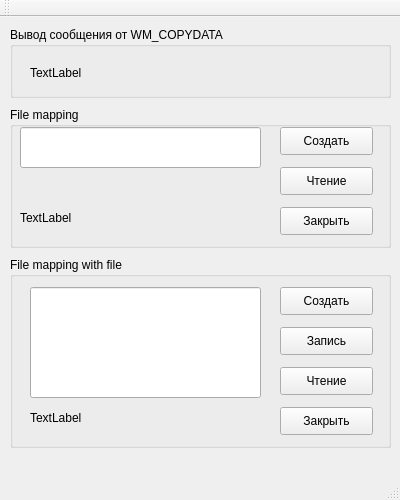
Qt form mainwindow.ui (Deep-North/study) before a commit.
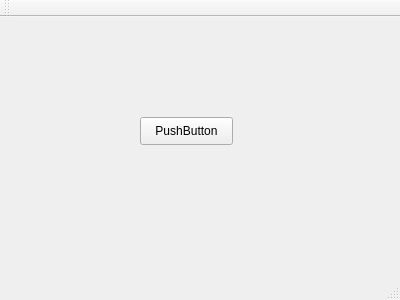
The same form after that commit.

Patch:
```diff
--- a/mainwindow.ui
+++ b/mainwindow.ui
@@ -7,204 +7,25 @@
     <x>0</x>
     <y>0</y>
     <width>400</width>
-    <height>500</height>
+    <height>300</height>
    </rect>
   </property>
   <property name="windowTitle">
    <string>Child window for message</string>
   </property>
   <widget class="QWidget" name="centralWidget">
-   <widget class="QGroupBox" name="groupBox">
+   <widget class="QPushButton" name="pushButton">
     <property name="geometry">
      <rect>
-      <x>10</x>
-      <y>10</y>
-      <width>381</width>
-      <height>71</height>
+      <x>140</x>
+      <y>100</y>
+      <width>93</width>
+      <height>28</height>
      </rect>
     </property>
-    <property name="title">
-     <string>Вывод сообщения от WM_COPYDATA</string>
+    <property name="text">
+     <string>PushButton</string>
     </property>
-    <widget class="QLabel" name="label">
-     <property name="geometry">
-      <rect>
-       <x>20</x>
-       <y>30</y>
-       <width>351</width>
-       <height>31</height>
-      </rect>
-     </property>
-     <property name="text">
-      <string>TextLabel</string>
-     </property>
-    </widget>
-   </widget>
-   <widget class="QGroupBox" name="groupBox_2">
-    <property name="geometry">
-     <rect>
-      <x>10</x>
-      <y>90</y>
-      <width>381</width>
-      <height>141</height>
-     </rect>
-    </property>
-    <property name="title">
-     <string>File mapping</string>
-    </property>
-    <widget class="QLineEdit" name="lineEdit_file_mapping">
-     <property name="geometry">
-      <rect>
-       <x>10</x>
-       <y>20</y>
-       <width>241</width>
-       <height>41</height>
-      </rect>
-     </property>
-    </widget>
-    <widget class="QPushButton" name="pushButton_create_file_mapping">
-     <property name="geometry">
-      <rect>
-       <x>270</x>
-       <y>20</y>
-       <width>93</width>
-       <height>28</height>
-      </rect>
-     </property>
-     <property name="text">
-      <string>Создать</string>
-     </property>
-    </widget>
-    <widget class="QPushButton" name="pushButton_read_file_mapping">
-     <property name="geometry">
-      <rect>
-       <x>270</x>
-       <y>60</y>
-       <width>93</width>
-       <height>28</height>
-      </rect>
-     </property>
-     <property name="text">
-      <string>Чтение</string>
-     </property>
-    </widget>
-    <widget class="QPushButton" name="pushButton_close_file_mapping">
-     <property name="geometry">
-      <rect>
-       <x>270</x>
-       <y>100</y>
-       <width>93</width>
-       <height>28</height>
-      </rect>
-     </property>
-     <property name="text">
-      <string>Закрыть</string>
-     </property>
-    </widget>
-    <widget class="QLabel" name="label_file_mapping">
-     <property name="geometry">
-      <rect>
-       <x>10</x>
-       <y>100</y>
-       <width>241</width>
-       <height>21</height>
-      </rect>
-     </property>
-     <property name="text">
-      <string>TextLabel</string>
-     </property>
-    </widget>
-   </widget>
-   <widget class="QGroupBox" name="groupBox_3">
-    <property name="geometry">
-     <rect>
-      <x>10</x>
-      <y>240</y>
-      <width>381</width>
-      <height>191</height>
-     </rect>
-    </property>
-    <property name="title">
-     <string>File mapping with file</string>
-    </property>
-    <widget class="QLineEdit" name="lineEdit_file_mapping_wf">
-     <property name="geometry">
-      <rect>
-       <x>20</x>
-       <y>30</y>
-       <width>231</width>
-       <height>111</height>
-      </rect>
-     </property>
-     <property name="inputMethodHints">
-      <set>Qt::ImhMultiLine</set>
-     </property>
-    </widget>
-    <widget class="QLabel" name="label_file_mapping_wf">
-     <property name="geometry">
-      <rect>
-       <x>20</x>
-       <y>150</y>
-       <width>231</width>
-       <height>21</height>
-      </rect>
-     </property>
-     <property name="text">
-      <string>TextLabel</string>
-     </property>
-    </widget>
-    <widget class="QPushButton" name="pushButton_create_file_mapping_wf">
-     <property name="geometry">
-      <rect>
-       <x>270</x>
-       <y>30</y>
-       <width>93</width>
-       <height>28</height>
-      </rect>
-     </property>
-     <property name="text">
-      <string>Создать</string>
-     </property>
-    </widget>
-    <widget class="QPushButton" name="pushButton_write_file_mapping_wf">
-     <property name="geometry">
-      <rect>
-       <x>270</x>
-       <y>70</y>
-       <width>93</width>
-       <height>28</height>
-      </rect>
-     </property>
-     <property name="text">
-      <string>Запись</string>
-     </property>
-    </widget>
-    <widget class="QPushButton" name="pushButton_read_file_mapping_wf">
-     <property name="geometry">
-      <rect>
-       <x>270</x>
-       <y>110</y>
-       <width>93</width>
-       <height>28</height>
-      </rect>
-     </property>
-     <property name="text">
-      <string>Чтение</string>
-     </property>
-    </widget>
-    <widget class="QPushButton" name="pushButton_close_file_mapping_wf">
-     <property name="geometry">
-      <rect>
-       <x>270</x>
-       <y>150</y>
-       <width>93</width>
-       <height>28</height>
-      </rect>
-     </property>
-     <property name="text">
-      <string>Закрыть</string>
-     </property>
-    </widget>
    </widget>
   </widget>
   <widget class="QMenuBar" name="menuBar">
```
Left out of the diff: 2 changed lines with no effect on the pictures.
